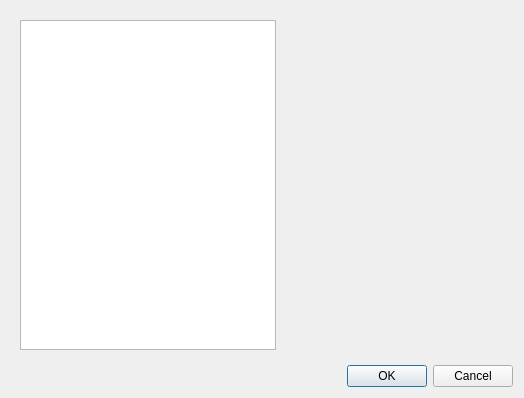
This is template/uic/settings.ui in panzergame/dxfplotter as Qt 5 draws it before an edit. The edited form follows.
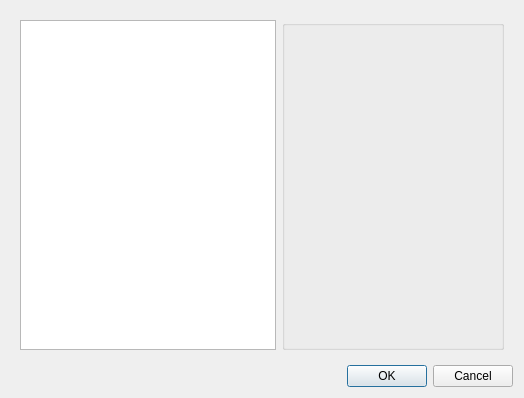
This is the edited form.

```diff
--- a/template/uic/settings.ui
+++ b/template/uic/settings.ui
@@ -31,7 +31,7 @@
        </widget>
       </item>
       <item>
-       <widget class="QWidget" name="center" native="true">
+       <widget class="QGroupBox" name="center">
         <property name="sizePolicy">
          <sizepolicy hsizetype="Expanding" vsizetype="Expanding">
           <horstretch>0</horstretch>
```
